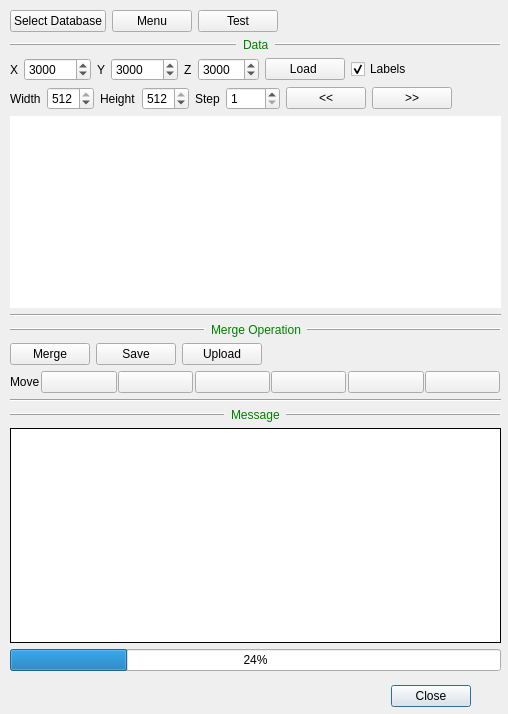
The window that neurolabi/gui/flyembodymergeprojectdialog.ui (janelia-flyem/NeuTu) describes before a commit, drawn with Qt 5.
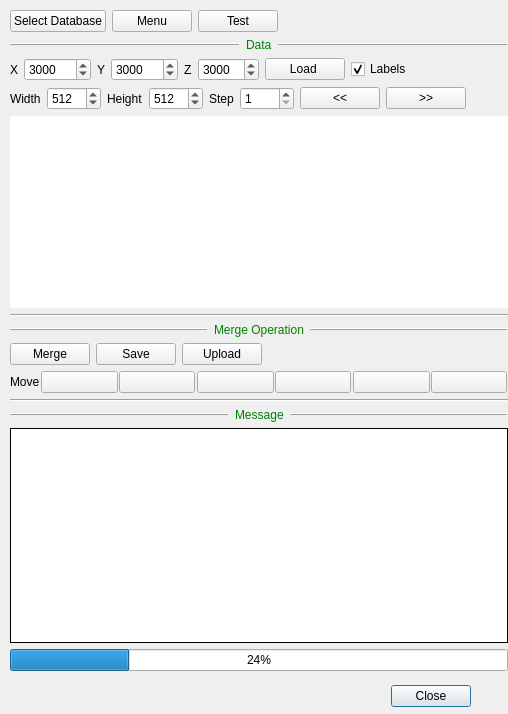
The same window after the commit. Icons and pictures are not drawn.

```diff
--- a/neurolabi/gui/flyembodymergeprojectdialog.ui
+++ b/neurolabi/gui/flyembodymergeprojectdialog.ui
@@ -34,7 +34,7 @@
     <rect>
      <x>10</x>
      <y>10</y>
-     <width>491</width>
+     <width>498</width>
      <height>661</height>
     </rect>
    </property>
@@ -234,7 +234,7 @@
              <number>64</number>
             </property>
             <property name="maximum">
-             <number>512</number>
+             <number>2048</number>
             </property>
             <property name="value">
              <number>512</number>
@@ -254,7 +254,7 @@
              <number>64</number>
             </property>
             <property name="maximum">
-             <number>512</number>
+             <number>2048</number>
             </property>
             <property name="value">
              <number>512</number>
```
